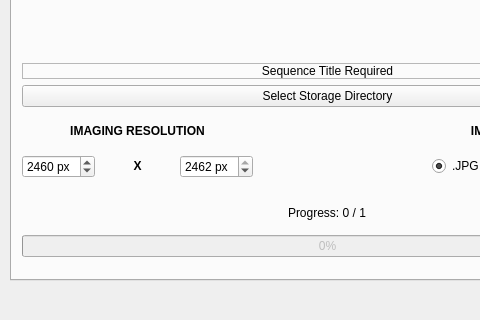
Above: _ui/Clinostat.ui from CoSE-Jerry/3D-Clinostat before the change; both pictures show x 0 to 480 and y 280 to 600 of the 1024 by 600 pixel window. Below: the same form after it.
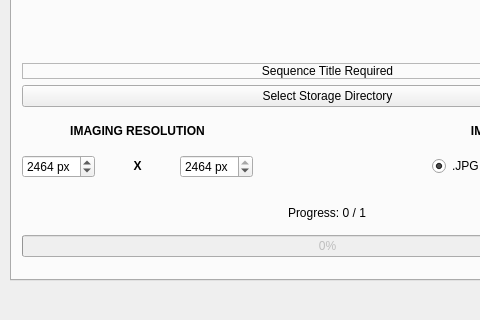
That is the form after the change. The open tabs and pages were chosen to show the change. Icons and pictures are not drawn.

Patch:
```diff
--- a/_ui/Clinostat.ui
+++ b/_ui/Clinostat.ui
@@ -897,13 +897,13 @@
           <string> px</string>
          </property>
          <property name="minimum">
-          <number>10</number>
+          <number>1</number>
          </property>
          <property name="maximum">
           <number>3240</number>
          </property>
          <property name="value">
-          <number>2460</number>
+          <number>2464</number>
          </property>
         </widget>
        </item>
@@ -920,13 +920,13 @@
           <string> px</string>
          </property>
          <property name="minimum">
-          <number>10</number>
+          <number>1</number>
          </property>
          <property name="maximum">
-          <number>2462</number>
+          <number>2464</number>
          </property>
          <property name="value">
-          <number>2462</number>
+          <number>2464</number>
          </property>
         </widget>
        </item>
```
Left out of the diff: 2 changed lines with no effect on the pictures.
